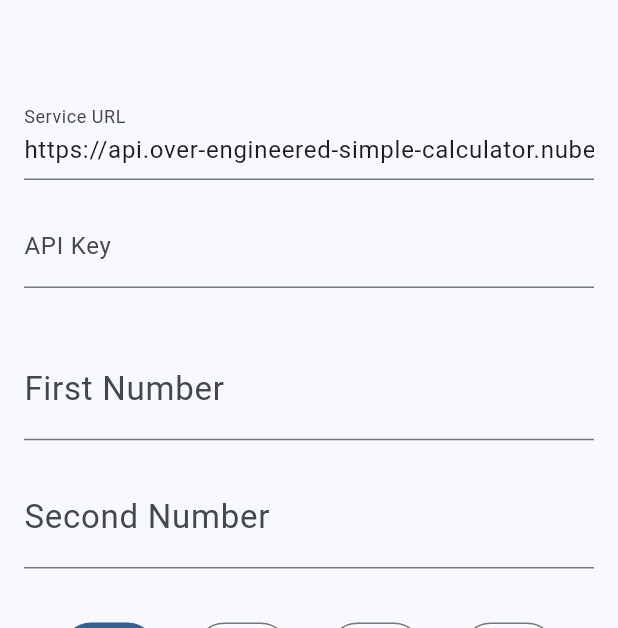
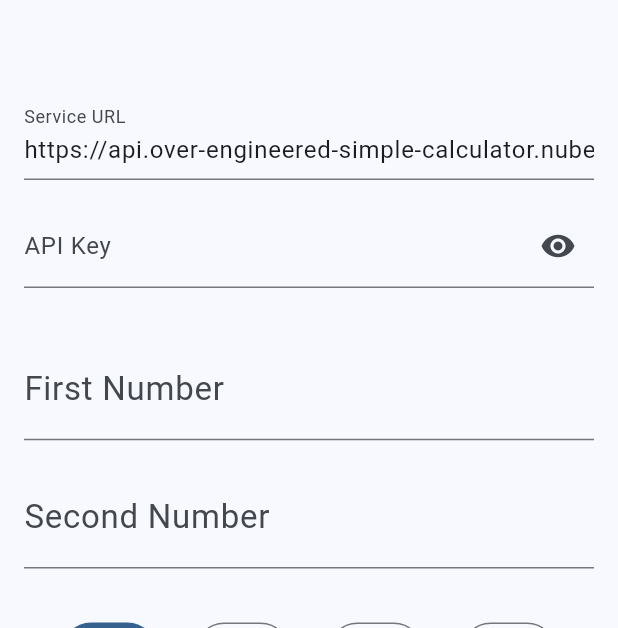
Before and after one commit to nubesegura/over-engineered-simple-calculator-webpage, a Flutter app: the screen it shows after launch, on a phone screen of 412 x 824 dp, the part 84-712 px from its top. Run offline on Flutter 3.47's test engine with Material 3 defaults, Android fonts, the phone set to English and light mode, and no system bars.

Commit message:
updated view

```diff
--- a/src/calculator_app/lib/main.dart
+++ b/src/calculator_app/lib/main.dart
@@ -46,6 +46,7 @@ class _CalculatorHomePageState extends State<CalculatorHomePage> {
   final TextEditingController _controllerApiKey = TextEditingController();
   String _result = '0';
   bool _isLoading = false;
+  bool _obscureApiKey = true;
   String _selectedOperation = ApiConstants.defaultOperation;
 
   final List<HistoryItem> _history = [];
@@ -261,12 +262,22 @@ class _CalculatorHomePageState extends State<CalculatorHomePage> {
                 TextField(
                   key: const Key('api-key-field'),
                   controller: _controllerApiKey,
-                  obscureText: true,
+                  obscureText: _obscureApiKey,
                   enableSuggestions: false,
                   autocorrect: false,
-                  decoration: const InputDecoration(
+                  decoration: InputDecoration(
                     labelText: 'API Key',
                     hintText: 'Optional (required by the sls backend)',
+                    suffixIcon: IconButton(
+                      icon: Icon(
+                        _obscureApiKey ? Icons.visibility : Icons.visibility_off,
+                      ),
+                      onPressed: () {
+                        setState(() {
+                          _obscureApiKey = !_obscureApiKey;
+                        });
+                      },
+                    ),
                   ),
                   onChanged: (_) => setState(() => _result = '0'),
                 ),
```
